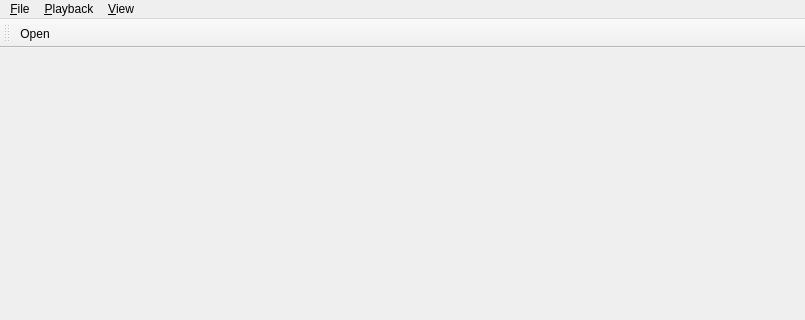
Qt form sfl_viewer/sfl_viewer.ui (YuvalNirkin/find_face_landmarks) before a commit; both pictures show x 0 to 805 and y 0 to 320 of the 805 by 600 pixel window.
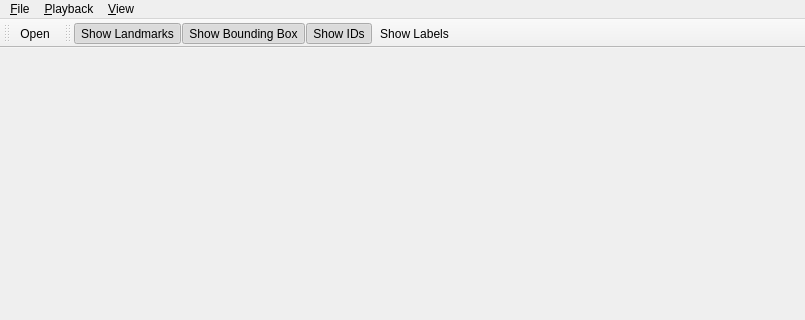
The same form after that commit. Icons and pictures are not drawn.

```diff
--- a/sfl_viewer/sfl_viewer.ui
+++ b/sfl_viewer/sfl_viewer.ui
@@ -196,6 +196,21 @@
    </attribute>
    <addaction name="action_Open"/>
   </widget>
+  <widget class="QToolBar" name="viewToolBar">
+   <property name="windowTitle">
+    <string>toolBar_2</string>
+   </property>
+   <attribute name="toolBarArea">
+    <enum>TopToolBarArea</enum>
+   </attribute>
+   <attribute name="toolBarBreak">
+    <bool>false</bool>
+   </attribute>
+   <addaction name="actionShowLandmarks"/>
+   <addaction name="actionShowBBox"/>
+   <addaction name="actionShowIDs"/>
+   <addaction name="actionShowLabels"/>
+  </widget>
   <action name="action_Open">
    <property name="icon">
     <iconset theme=":/images/open.png"/>
```
Left out of the diff: 14 changed lines with no effect on the pictures.
